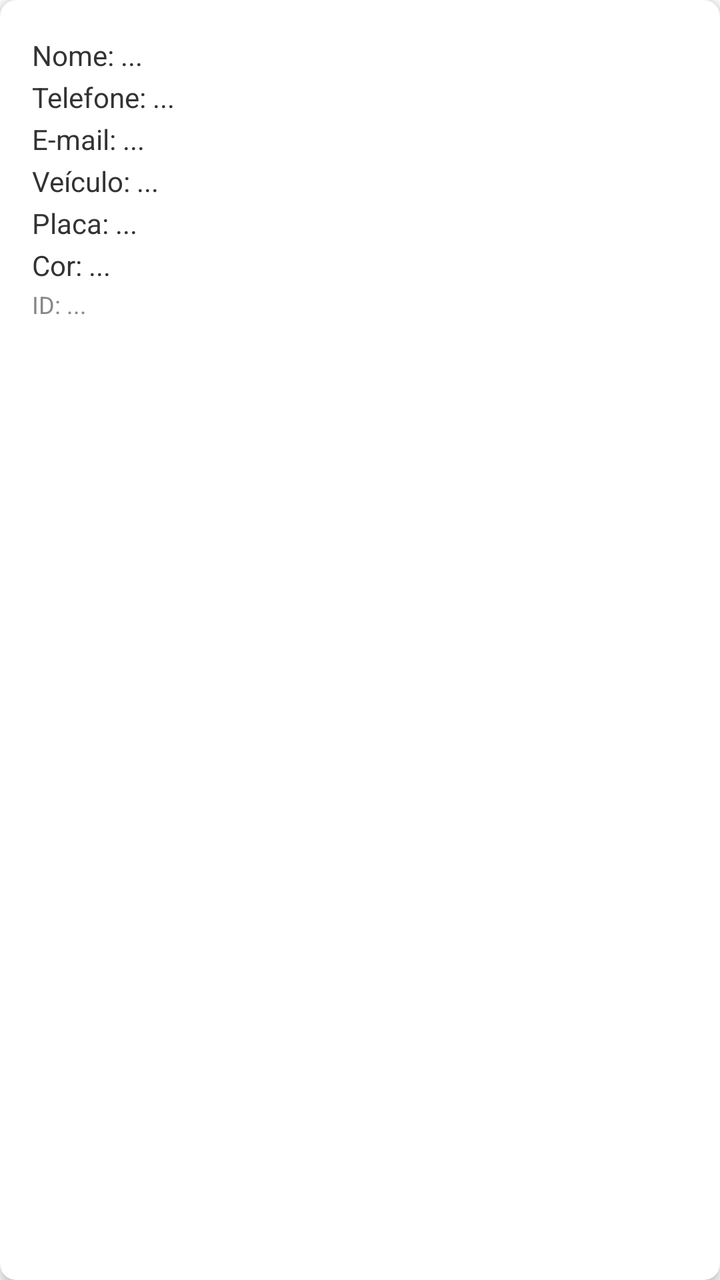
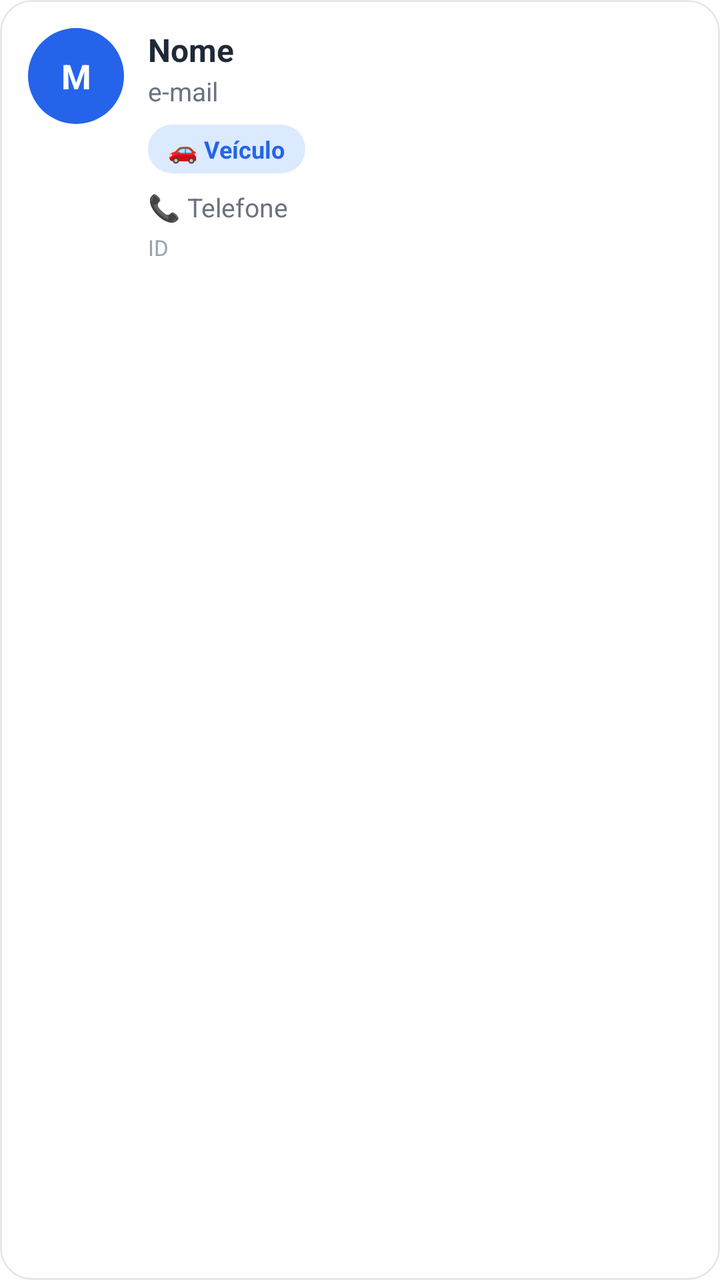

Before-and-after screenshots of an Android layout around one commit, followed by the original layout XML and the change that was made.
<!-- AndroidManifest.xml: application theme Theme.MaterialComponents.Light.NoActionBar -->
<!-- res/layout/item_motorista_admin.xml -->
<?xml version="1.0" encoding="utf-8"?>
<androidx.cardview.widget.CardView xmlns:android="http://schemas.android.com/apk/res/android"
    xmlns:app="http://schemas.android.com/apk/res-auto"
    android:layout_width="match_parent"
    android:layout_height="wrap_content"
    android:layout_margin="8dp"
    app:cardCornerRadius="8dp"
    app:cardElevation="4dp">

    <LinearLayout
        android:layout_width="match_parent"
        android:layout_height="wrap_content"
        android:orientation="vertical"
        android:padding="16dp">

        <TextView android:id="@+id/tvNomeMotorista" style="@style/AdminItemText" android:text="Nome: ..." />
        <TextView android:id="@+id/tvTelefoneMotorista" style="@style/AdminItemText" android:text="Telefone: ..." />
        <TextView android:id="@+id/tvEmailMotorista" style="@style/AdminItemText" android:text="E-mail: ..." />
        <TextView android:id="@+id/tvVeiculoMotorista" style="@style/AdminItemText" android:text="Veículo: ..." />
        <TextView android:id="@+id/tvPlacaMotorista" style="@style/AdminItemText" android:text="Placa: ..." />
        <TextView android:id="@+id/tvCorMotorista" style="@style/AdminItemText" android:text="Cor: ..." />
        <TextView android:id="@+id/tvUidMotorista" style="@style/AdminItemText" android:text="ID: ..." android:textSize="12sp" android:textColor="#888" />

    </LinearLayout>
</androidx.cardview.widget.CardView>
<!-- resources referenced by this layout -->
<resources>
  <style name="AdminItemText">
          <item name="android:layout_width">match_parent</item>
          <item name="android:layout_height">wrap_content</item>
          <item name="android:textSize">14sp</item>
          <item name="android:textColor">#333333</item>
          <item name="android:layout_marginTop">2dp</item>
      </style>
</resources>

<!-- the commit's change to res/layout/item_motorista_admin.xml (unified diff, before → after) -->
@@ -1,25 +1,65 @@
 <?xml version="1.0" encoding="utf-8"?>
-<androidx.cardview.widget.CardView xmlns:android="http://schemas.android.com/apk/res/android"
+<com.google.android.material.card.MaterialCardView xmlns:android="http://schemas.android.com/apk/res/android"
     xmlns:app="http://schemas.android.com/apk/res-auto"
-    android:layout_width="match_parent"
-    android:layout_height="wrap_content"
-    android:layout_margin="8dp"
-    app:cardCornerRadius="8dp"
-    app:cardElevation="4dp">
+    style="@style/AdminCard"
+    android:layout_marginTop="6dp"
+    android:layout_marginBottom="6dp">
 
     <LinearLayout
         android:layout_width="match_parent"
         android:layout_height="wrap_content"
-        android:orientation="vertical"
-        android:padding="16dp">
+        android:orientation="horizontal"
+        android:padding="14dp">
 
-        <TextView android:id="@+id/tvNomeMotorista" style="@style/AdminItemText" android:text="Nome: ..." />
-        <TextView android:id="@+id/tvTelefoneMotorista" style="@style/AdminItemText" android:text="Telefone: ..." />
-        <TextView android:id="@+id/tvEmailMotorista" style="@style/AdminItemText" android:text="E-mail: ..." />
-        <TextView android:id="@+id/tvVeiculoMotorista" style="@style/AdminItemText" android:text="Veículo: ..." />
-        <TextView android:id="@+id/tvPlacaMotorista" style="@style/AdminItemText" android:text="Placa: ..." />
-        <TextView android:id="@+id/tvCorMotorista" style="@style/AdminItemText" android:text="Cor: ..." />
-        <TextView android:id="@+id/tvUidMotorista" style="@style/AdminItemText" android:text="ID: ..." android:textSize="12sp" android:textColor="#888" />
+        <TextView
+            android:id="@+id/tvAvatarMotorista"
+            style="@style/AdminAvatar"
+            android:backgroundTint="@color/admin_azul"
+            android:text="M" />
 
+        <LinearLayout
+            android:layout_width="0dp"
+            android:layout_height="wrap_content"
+            android:layout_marginStart="12dp"
+            android:layout_weight="1"
+            android:orientation="vertical">
+
+            <TextView
+                android:id="@+id/tvNomeMotorista"
+                style="@style/AdminTitulo"
+                android:layout_width="match_parent"
+                android:ellipsize="end"
+                android:maxLines="1"
+                android:text="Nome" />
+
+            <TextView
+                android:id="@+id/tvEmailMotorista"
+                style="@style/AdminLinha"
+                android:layout_marginTop="1dp"
+                android:ellipsize="end"
+                android:maxLines="1"
+                android:text="e-mail" />
+
+            <TextView
+                android:id="@+id/tvVeiculoMotorista"
+                style="@style/AdminChip"
+                android:layout_marginTop="8dp"
+                android:backgroundTint="@color/admin_azul_claro"
+                android:textColor="@color/admin_azul"
+                android:text="🚗 Veículo" />
+
+            <TextView
+                android:id="@+id/tvTelefoneMotorista"
+                style="@style/AdminLinha"
+                android:layout_marginTop="8dp"
+                android:text="📞 Telefone" />
+
+            <TextView
+                android:id="@+id/tvUidMotorista"
+                style="@style/AdminLinha"
+                android:textSize="11sp"
+                android:textColor="#9CA3AF"
+                android:text="ID" />
+        </LinearLayout>
     </LinearLayout>
-</androidx.cardview.widget.CardView>
+</com.google.android.material.card.MaterialCardView>
<!-- resource entries referenced after the edit -->
@@ -1,11 +1,66 @@
 <!-- resources referenced by this layout -->
 <resources>
-  <style name="AdminItemText">
+  <color name="admin_azul">#2563EB</color>
+  <color name="admin_azul_claro">#DBEAFE</color>
+  <style name="AdminAvatar">
+          <item name="android:layout_width">48dp</item>
+          <item name="android:layout_height">48dp</item>
+          <item name="android:background">@drawable/bg_admin_avatar</item>
+          <item name="android:gravity">center</item>
+          <item name="android:textColor">@android:color/white</item>
+          <item name="android:textSize">17sp</item>
+          <item name="android:textStyle">bold</item>
+      </style>
+  <style name="AdminCard">
           <item name="android:layout_width">match_parent</item>
           <item name="android:layout_height">wrap_content</item>
-          <item name="android:textSize">14sp</item>
-          <item name="android:textColor">#333333</item>
-          <item name="android:layout_marginTop">2dp</item>
+          <item name="cardBackgroundColor">@android:color/white</item>
+          <item name="cardCornerRadius">16dp</item>
+          <item name="cardElevation">0dp</item>
+          <item name="strokeColor">@color/admin_borda</item>
+          <item name="strokeWidth">1dp</item>
       </style>
+  <style name="AdminChip">
+          <item name="android:layout_width">wrap_content</item>
+          <item name="android:layout_height">wrap_content</item>
+          <item name="android:background">@drawable/bg_admin_chip</item>
+          <item name="android:backgroundTint">@color/admin_chip</item>
+          <item name="android:paddingStart">10dp</item>
+          <item name="android:paddingEnd">10dp</item>
+          <item name="android:paddingTop">4dp</item>
+          <item name="android:paddingBottom">4dp</item>
+          <item name="android:textColor">@color/admin_texto</item>
+          <item name="android:textSize">12sp</item>
+          <item name="android:textStyle">bold</item>
+      </style>
+  <style name="AdminLinha">
+          <item name="android:layout_width">match_parent</item>
+          <item name="android:layout_height">wrap_content</item>
+          <item name="android:textColor">@color/admin_texto_secundario</item>
+          <item name="android:textSize">13sp</item>
+          <item name="android:layout_marginTop">4dp</item>
+      </style>
+  <style name="AdminTitulo">
+          <item name="android:layout_width">wrap_content</item>
+          <item name="android:layout_height">wrap_content</item>
+          <item name="android:textColor">@color/admin_texto</item>
+          <item name="android:textSize">16sp</item>
+          <item name="android:textStyle">bold</item>
+      </style>
+  <!-- drawable bg_admin_avatar (drawable) -->
+  <?xml version="1.0" encoding="utf-8"?>
+  <shape xmlns:android="http://schemas.android.com/apk/res/android" android:shape="oval">
+      <solid android:color="#FFFFFF" />
+  </shape>
+  <color name="admin_borda">#E5E7EB</color>
+  <!-- drawable bg_admin_chip (drawable) -->
+  <?xml version="1.0" encoding="utf-8"?>
+  <shape xmlns:android="http://schemas.android.com/apk/res/android" android:shape="rectangle">
+      <solid android:color="#FFFFFF" />
+      <corners android:radius="12dp" />
+  </shape>
+  <color name="admin_chip">#F3F4F6</color>
+  <color name="admin_texto">#1F2937</color>
+  <color name="admin_texto_secundario">#6B7280</color>
 </resources>
 
